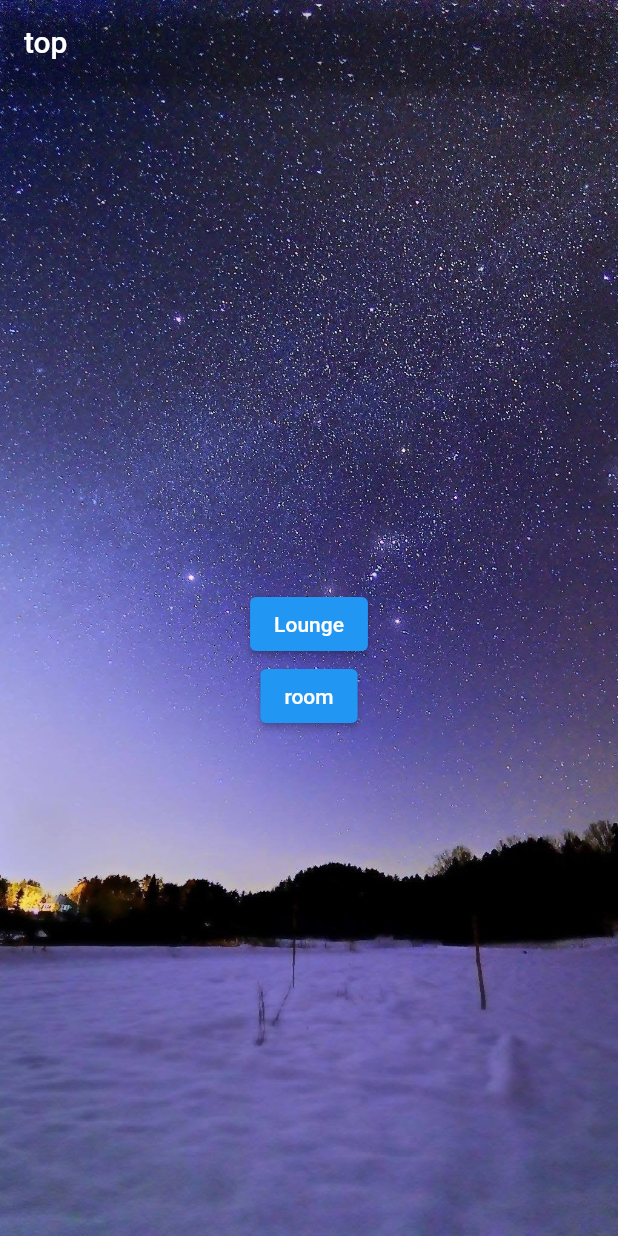
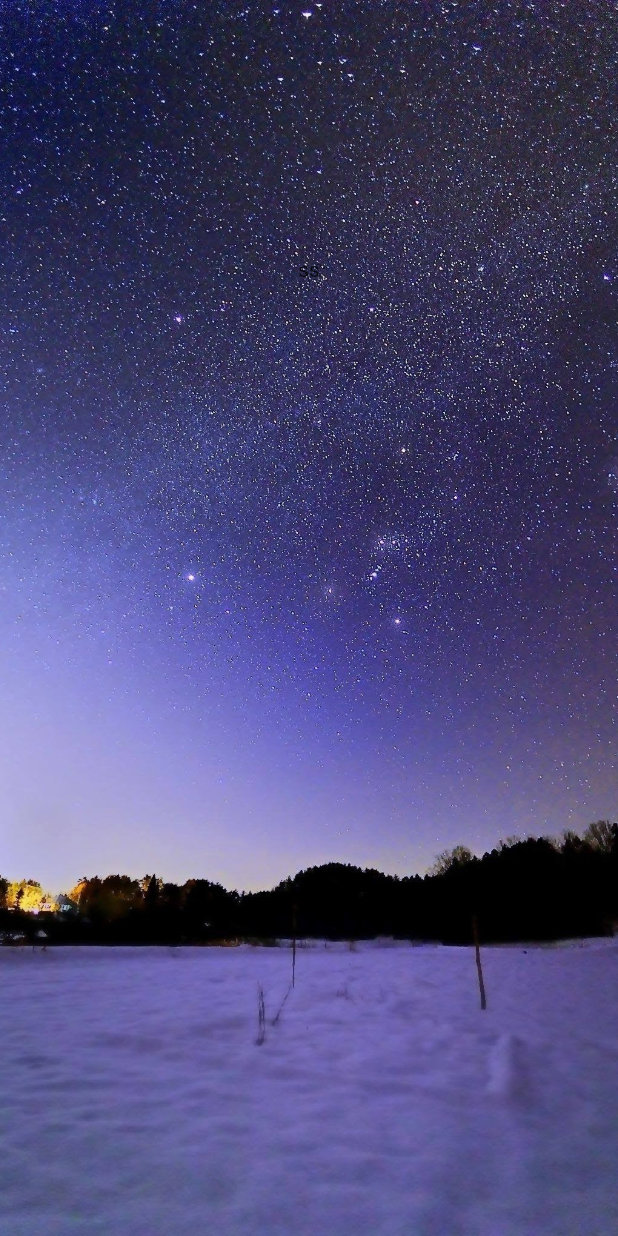
Before and after one commit to Hiroaki-hey-jude/pomodolo, a Flutter app: the screen it shows after launch, on a phone screen of 412 x 824 dp. Run offline on Flutter 3.47's test engine with Material 2 defaults, Android fonts, the phone set to English and light mode, and no system bars; our stand-ins replace cloud_firestore, firebase_core, flutter_riverpod, freezed_annotation; accounts and stored records are empty.

Commit message:
ログイン画面などやり途中

```diff
--- a/lib/main.dart
+++ b/lib/main.dart
@@ -1,11 +1,13 @@
 import 'package:firebase_core/firebase_core.dart';
 import 'package:flutter/material.dart';
+import 'package:flutter_riverpod/flutter_riverpod.dart';
+import 'package:pomodolo/screen/auth/login_screen.dart';
 import 'package:pomodolo/screen/home_screen.dart';
 
 void main() async {
   WidgetsFlutterBinding.ensureInitialized();
   await Firebase.initializeApp();
-  runApp(const MyApp());
+  runApp(const ProviderScope(child: MyApp()));
 }
 
 class MyApp extends StatelessWidget {
@@ -15,14 +17,7 @@ class MyApp extends StatelessWidget {
   Widget build(BuildContext context) {
     return MaterialApp(
       debugShowCheckedModeBanner: false,
-      home: Scaffold(
-        appBar: AppBar(
-          title: const Text('top'),
-          backgroundColor: Colors.transparent,
-        ),
-        extendBodyBehindAppBar: true,
-        body: const HomeScreen(),
-      ),
+      home: const LogInScreen(),
     );
   }
 }
--- /dev/null
+++ b/lib/screen/auth/login_screen.dart
@@ -0,0 +1,59 @@
+import 'package:flutter/material.dart';
+import 'package:flutter_riverpod/flutter_riverpod.dart';
+
+import '../../state/login_state/login_state.dart';
+
+class LogInScreen extends ConsumerWidget {
+  const LogInScreen({super.key});
+
+  @override
+  Widget build(BuildContext context, WidgetRef ref) {
+    final state = ref.watch(loginStateProvider);
+    final double deviceHeight = MediaQuery.of(context).size.height;
+    final double deviceWidth = MediaQuery.of(context).size.width;
+    return Scaffold(
+      body: state.isLoading
+          ? Center(
+              child: CircularProgressIndicator(
+                color: Theme.of(context).primaryColor,
+              ),
+            )
+          : GestureDetector(
+              onTap: () => FocusScope.of(context).requestFocus(
+                FocusNode(),
+              ),
+              child: Stack(
+                children: [
+                  Container(
+                    decoration: const BoxDecoration(
+                      color: Colors.black,
+                      image: DecorationImage(
+                        image: AssetImage('assets/background.JPG'),
+                        fit: BoxFit.cover,
+                      ),
+                    ),
+                  ),
+                  SingleChildScrollView(
+                    child: Form(
+                      key: state.formKey,
+                      child: Container(
+                        alignment: Alignment.center,
+                        padding:
+                            EdgeInsets.fromLTRB(30, deviceHeight / 4.8, 30, 0),
+                        child: Column(
+                          children: [
+                            Container(
+                              color: Colors.white,
+                            ),
+                            Text('ss'),
+                          ],
+                        ),
+                      ),
+                    ),
+                  ),
+                ],
+              ),
+            ),
+    );
+  }
+}
--- /dev/null
+++ b/lib/screen/auth/register_screen.dart
@@ -0,0 +1 @@
+import 'package:flutter/material.dart';
--- /dev/null
+++ b/lib/shared/constant.dart
@@ -0,0 +1,6 @@
+import 'package:flutter/material.dart';
+
+class Constant {
+  static const blackColor = Color.fromRGBO(1, 1, 1, 1);
+  static const whiteColor = Colors.white;
+}
```
Also changed, not shown: lib/shared/enum.dart (added, +12 -0 lines), lib/state/login_state/login_state.dart (added, +31 -0 lines), lib/state/login_state/login_state.freezed.dart (added).
